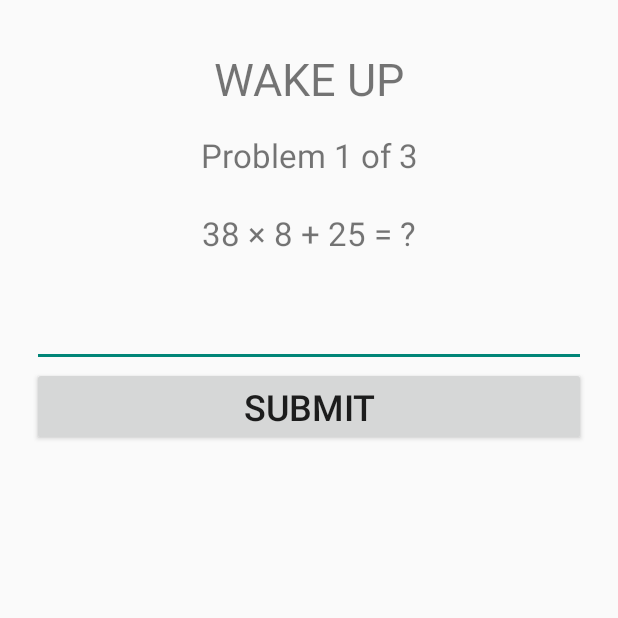
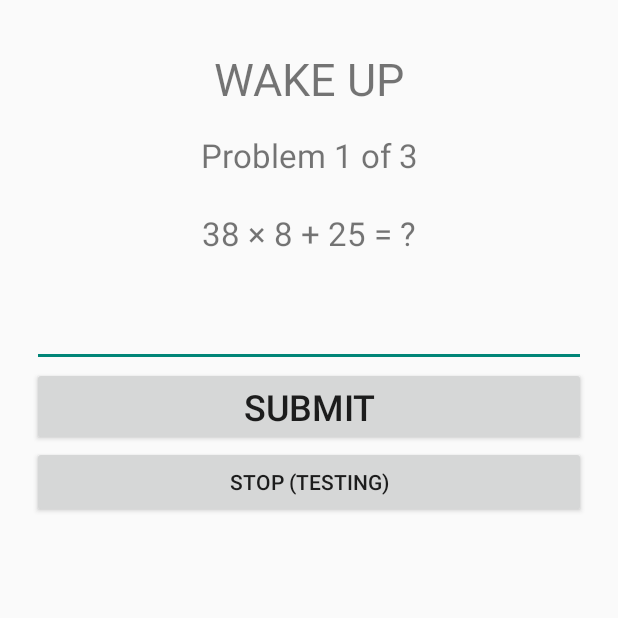
Before and after one commit to poopbutt48/Alarm-App, an Android app: the RingActivity screen opened directly, with no data from a screen before it, on a phone screen of 412 x 824 dp, the top half of it. Run offline under Robolectric (Android 15) with nearby library versions, the phone set to English and light mode, and no system bars; libraries missing offline, so code that uses them is left out: androidx.camera.core, androidx.camera.lifecycle, androidx.camera.view, com.google.mlkit.genai, com.google.mlkit.vision; 3 statements that could not run were skipped.

Commit message:
Add temporary STOP button on ringing screen for testing
Co-Authored-By: Claude Opus 5.5 <noreply@anthropic.com>
Claude-Session: https://claude.ai/code/session_01MdBv4R82dfKXpmDwojN9Sg

```diff
--- a/app/src/main/java/com/cartel/qralarm/RingActivity.kt
+++ b/app/src/main/java/com/cartel/qralarm/RingActivity.kt
@@ -32,6 +32,9 @@ import kotlin.random.Random
  * Shown while the alarm rings. The sound only stops once the chosen task is done.
  * With extra "disarm" = true it is used to switch the alarm off (same task required).
  */
+/** Temporary while testing: shows a button that stops the alarm without doing the task. Set to false to remove. */
+const val TEST_STOP_BUTTON = true
+
 class RingActivity : ComponentActivity(), SensorEventListener {
     private val disarm by lazy { intent.getBooleanExtra("disarm", false) }
     private lateinit var task: Task
@@ -102,6 +105,10 @@ class RingActivity : ComponentActivity(), SensorEventListener {
             addView(answerBox)
             addView(action, LinearLayout.LayoutParams(LinearLayout.LayoutParams.MATCH_PARENT, LinearLayout.LayoutParams.WRAP_CONTENT))
             addView(LinearLayout(this@RingActivity).apply { addView(flip); addView(giveUp) })
+            if (TEST_STOP_BUTTON) addView(Button(this@RingActivity).apply {
+                text = "STOP (testing)"
+                setOnClickListener { done() }
+            }, LinearLayout.LayoutParams(LinearLayout.LayoutParams.MATCH_PARENT, LinearLayout.LayoutParams.WRAP_CONTENT))
         })
         setupTask()
     }
```
